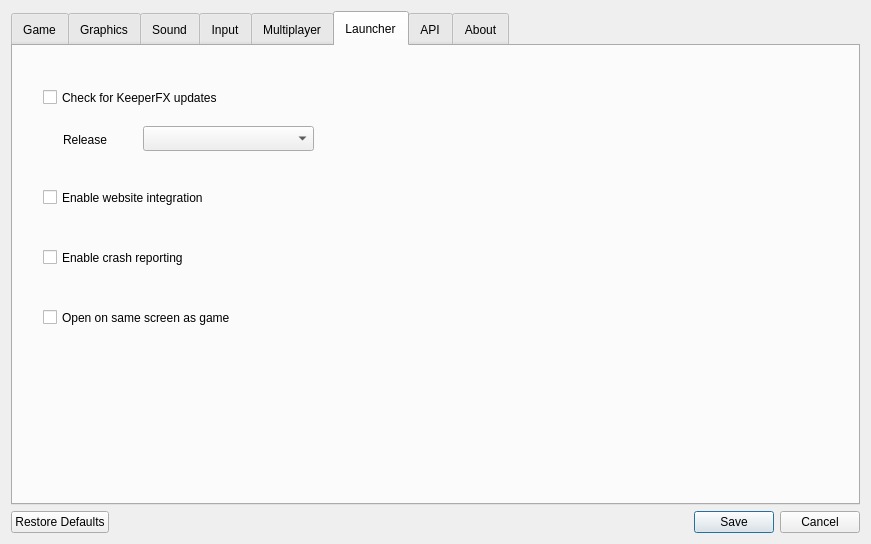
Before: the Qt Designer form ui/settingsdialog.ui in yani/keeperfx-launcher-qt, drawn with Qt 5.
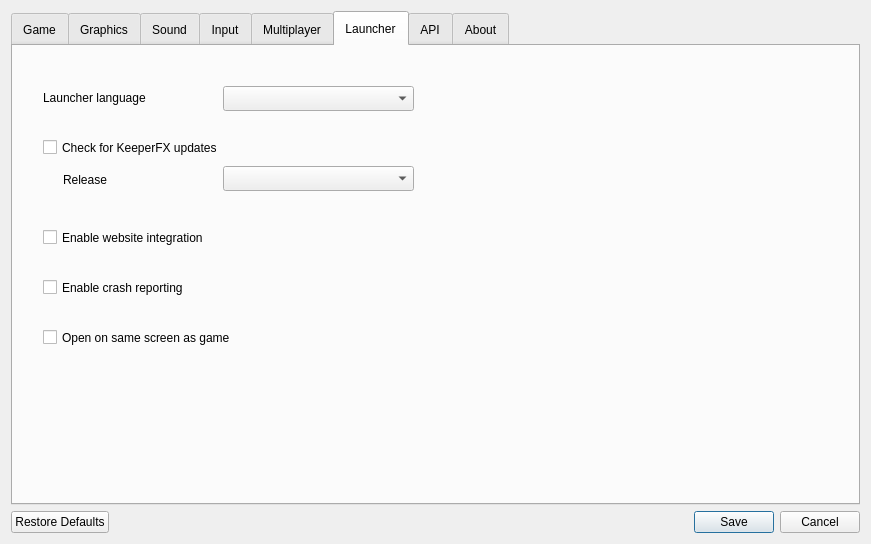
After: the same form once the commit is applied. The open tabs and pages were chosen to show the change. Icons and pictures are not drawn.

Commit message: allow changing the launcher language + restart launcher if changed

```diff
--- a/ui/settingsdialog.ui
+++ b/ui/settingsdialog.ui
@@ -1195,7 +1195,7 @@
        <property name="geometry">
         <rect>
          <x>30</x>
-         <y>40</y>
+         <y>90</y>
          <width>361</width>
          <height>23</height>
         </rect>
@@ -1207,9 +1207,9 @@
       <widget class="QComboBox" name="comboBoxRelease">
        <property name="geometry">
         <rect>
-         <x>130</x>
-         <y>80</y>
-         <width>171</width>
+         <x>210</x>
+         <y>120</y>
+         <width>191</width>
          <height>25</height>
         </rect>
        </property>
@@ -1218,7 +1218,7 @@
        <property name="geometry">
         <rect>
          <x>30</x>
-         <y>200</y>
+         <y>230</y>
          <width>361</width>
          <height>23</height>
         </rect>
@@ -1231,7 +1231,7 @@
        <property name="geometry">
         <rect>
          <x>50</x>
-         <y>85</y>
+         <y>125</y>
          <width>71</width>
          <height>17</height>
         </rect>
@@ -1244,7 +1244,7 @@
        <property name="geometry">
         <rect>
          <x>30</x>
-         <y>140</y>
+         <y>180</y>
          <width>361</width>
          <height>23</height>
         </rect>
@@ -1257,7 +1257,7 @@
        <property name="geometry">
         <rect>
          <x>30</x>
-         <y>260</y>
+         <y>280</y>
          <width>361</width>
          <height>23</height>
         </rect>
@@ -1266,6 +1266,34 @@
         <string>Open on same screen as game</string>
        </property>
       </widget>
+      <widget class="QLabel" name="labelLauncherLanguage">
+       <property name="geometry">
+        <rect>
+         <x>30</x>
+         <y>43</y>
+         <width>151</width>
+         <height>17</height>
+        </rect>
+       </property>
+       <property name="text">
+        <string>Launcher language</string>
+       </property>
+      </widget>
+      <widget class="QComboBox" name="comboBoxLauncherLanguage">
+       <property name="geometry">
+        <rect>
+         <x>210</x>
+         <y>40</y>
+         <width>191</width>
+         <height>25</height>
+        </rect>
+       </property>
+       <property name="font">
+        <font>
+         <family>Arial</family>
+        </font>
+       </property>
+      </widget>
      </widget>
      <widget class="QWidget" name="tab7_api">
       <attribute name="title">
```
The commit also changes 3 other files.
